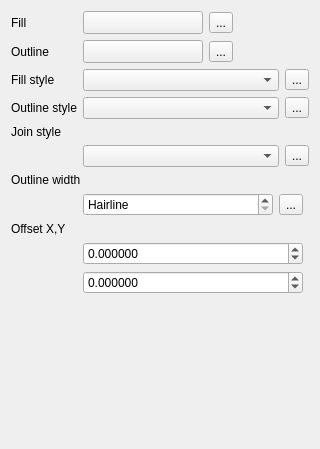
First picture: the form in src/ui/symbollayer/widget_simplefill.ui, repository qgis/QGIS, before the edit.
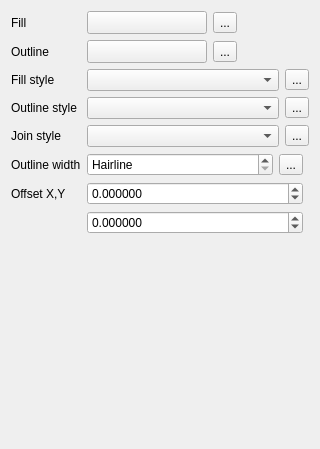
Second picture: the form after the edit. Custom widgets are drawn as their Qt base class.

```diff
--- a/src/ui/symbollayer/widget_simplefill.ui
+++ b/src/ui/symbollayer/widget_simplefill.ui
@@ -42,6 +42,19 @@
        </property>
       </widget>
      </item>
+     <item>
+      <spacer name="horizontalSpacer">
+       <property name="orientation">
+        <enum>Qt::Horizontal</enum>
+       </property>
+       <property name="sizeHint" stdset="0">
+        <size>
+         <width>40</width>
+         <height>20</height>
+        </size>
+       </property>
+      </spacer>
+     </item>
     </layout>
    </item>
    <item row="2" column="0">
@@ -88,6 +101,19 @@
        </property>
       </widget>
      </item>
+     <item>
+      <spacer name="horizontalSpacer_2">
+       <property name="orientation">
+        <enum>Qt::Horizontal</enum>
+       </property>
+       <property name="sizeHint" stdset="0">
+        <size>
+         <width>40</width>
+         <height>20</height>
+        </size>
+       </property>
+      </spacer>
+     </item>
     </layout>
    </item>
    <item row="5" column="1">
@@ -118,16 +144,6 @@
      </item>
     </layout>
    </item>
-   <item row="8" column="0">
-    <widget class="QLabel" name="label_8">
-     <property name="text">
-      <string>Join style</string>
-     </property>
-     <property name="alignment">
-      <set>Qt::AlignLeading|Qt::AlignLeft|Qt::AlignVCenter</set>
-     </property>
-    </widget>
-   </item>
    <item row="9" column="1">
     <layout class="QHBoxLayout" name="horizontalLayout_6">
      <item>
@@ -142,16 +158,6 @@
      </item>
     </layout>
    </item>
-   <item row="10" column="0" colspan="2">
-    <widget class="QLabel" name="label_5">
-     <property name="text">
-      <string>Outline width</string>
-     </property>
-     <property name="alignment">
-      <set>Qt::AlignLeading|Qt::AlignLeft|Qt::AlignVCenter</set>
-     </property>
-    </widget>
-   </item>
    <item row="11" column="1">
     <layout class="QHBoxLayout" name="horizontalLayout_3">
      <item>
@@ -201,16 +207,6 @@
      </item>
     </layout>
    </item>
-   <item row="12" column="0">
-    <widget class="QLabel" name="label_6">
-     <property name="text">
-      <string>Offset X,Y</string>
-     </property>
-     <property name="alignment">
-      <set>Qt::AlignLeading|Qt::AlignLeft|Qt::AlignVCenter</set>
-     </property>
-    </widget>
-   </item>
    <item row="13" column="1">
     <layout class="QGridLayout" name="gridLayout">
      <item row="0" column="2">
@@ -302,6 +298,36 @@
      </property>
     </widget>
    </item>
+   <item row="11" column="0">
+    <widget class="QLabel" name="label_5">
+     <property name="text">
+      <string>Outline width</string>
+     </property>
+     <property name="alignment">
+      <set>Qt::AlignLeading|Qt::AlignLeft|Qt::AlignVCenter</set>
+     </property>
+    </widget>
+   </item>
+   <item row="9" column="0">
+    <widget class="QLabel" name="label_8">
+     <property name="text">
+      <string>Join style</string>
+     </property>
+     <property name="alignment">
+      <set>Qt::AlignLeading|Qt::AlignLeft|Qt::AlignVCenter</set>
+     </property>
+    </widget>
+   </item>
+   <item row="13" column="0">
+    <widget class="QLabel" name="label_6">
+     <property name="text">
+      <string>Offset X,Y</string>
+     </property>
+     <property name="alignment">
+      <set>Qt::AlignLeading|Qt::AlignLeft|Qt::AlignVCenter</set>
+     </property>
+    </widget>
+   </item>
   </layout>
  </widget>
  <customwidgets>
```
